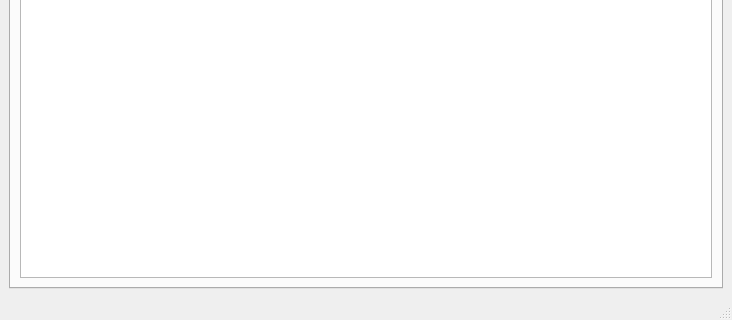
Murkyshadow/Diplom-work-timetable-, file main.ui: the form before one commit; both pictures show x 0 to 732 and y 281 to 601 of the 732 by 601 pixel window.
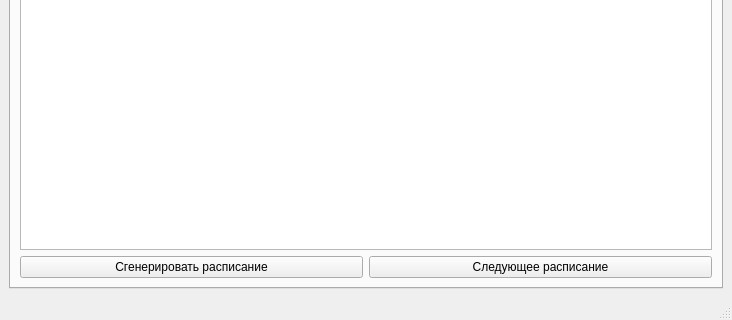
The form after the commit. The open tabs and pages were chosen to show the change.

Diff of the .ui file:
```diff
--- a/main.ui
+++ b/main.ui
@@ -119,6 +119,24 @@
         <item>
          <widget class="QTableWidget" name="TimeTable"/>
         </item>
+        <item>
+         <layout class="QHBoxLayout" name="horizontalLayout_4">
+          <item>
+           <widget class="QPushButton" name="btn_generate_TimeTable">
+            <property name="text">
+             <string>Сгенерировать расписание</string>
+            </property>
+           </widget>
+          </item>
+          <item>
+           <widget class="QPushButton" name="btn_next_TimeTable">
+            <property name="text">
+             <string>Следующее расписание</string>
+            </property>
+           </widget>
+          </item>
+         </layout>
+        </item>
        </layout>
       </widget>
      </widget>
```
Left out of the diff: 2 changed lines with no effect on the pictures.
